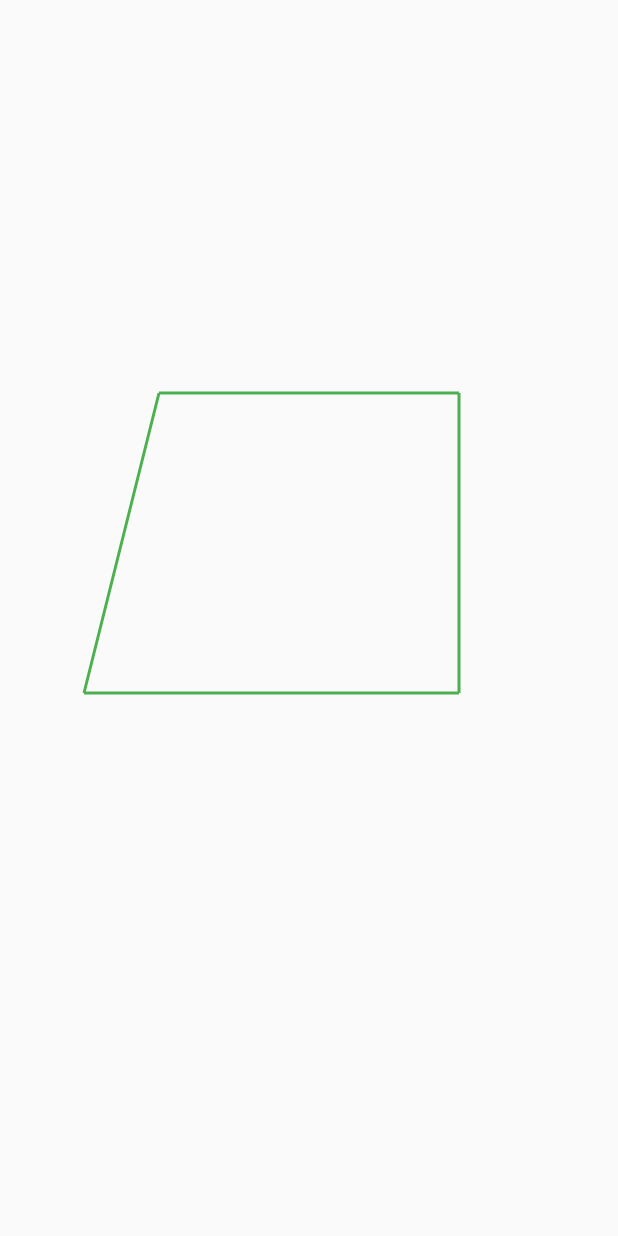
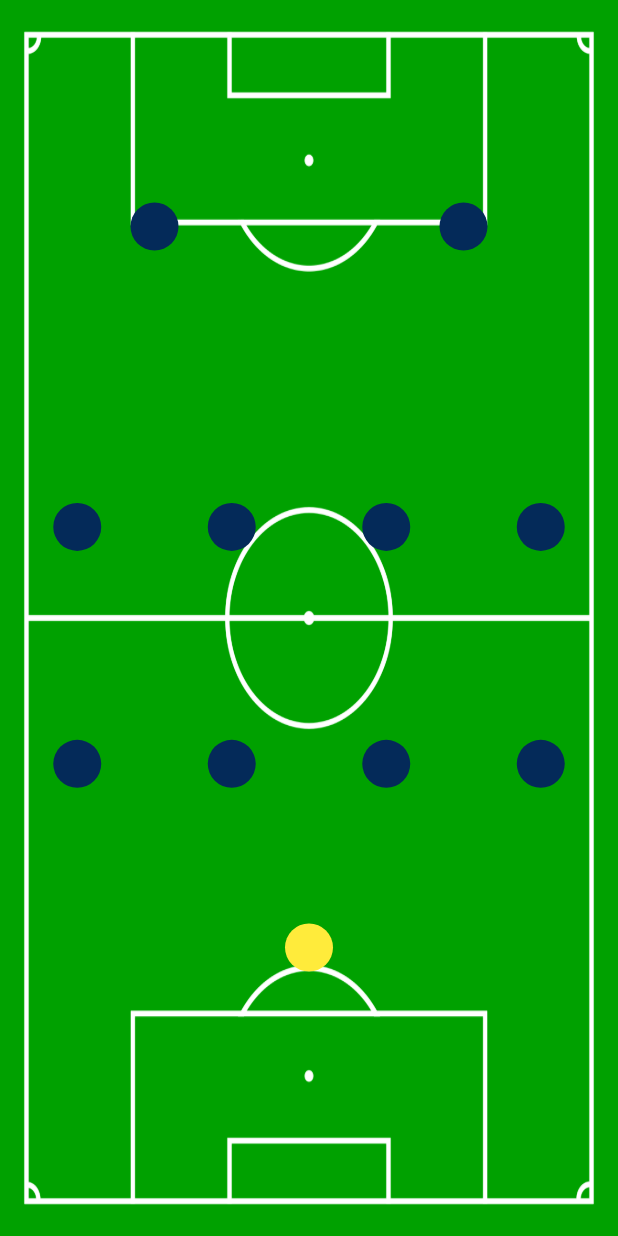
Before and after one commit to Nyan-Win-Naing/flutter-custom-components, a Flutter app: the screen it shows after launch, on a phone screen of 412 x 824 dp. Run offline on Flutter 3.47's test engine with Material 2 defaults, Android fonts, the phone set to English and light mode, and no system bars.

Commit message:
Football Formation

```diff
--- /dev/null
+++ b/lib/custom_layouts/custom_layout.dart
@@ -0,0 +1,104 @@
+import 'package:flutter/material.dart';
+import 'package:flutter_custom_components/utils/colors.dart';
+import 'package:flutter_custom_components/utils/dimens.dart';
+import 'package:flutter_custom_components/utils/strings.dart';
+
+class CustomLayout extends StatelessWidget {
+  @override
+  Widget build(BuildContext context) {
+    return Stack(
+      children: [
+        FootballPitchBackgroundView(),
+        FormationView(),
+      ],
+    );
+  }
+}
+
+class FormationView extends StatelessWidget {
+  @override
+  Widget build(BuildContext context) {
+    return Container(
+      padding: EdgeInsets.only(top: MARGIN_XXLARGE),
+      child: Column(
+        children: [
+          GridView.count(
+            crossAxisCount: 2,
+            shrinkWrap: true,
+            physics: NeverScrollableScrollPhysics(),
+            children: List.generate(2, (index) => PlayerView()),
+          ),
+          SizedBox(height: MediaQuery.of(context).size.height / 18),
+          GridView.count(
+            crossAxisCount: 4,
+            shrinkWrap: true,
+            physics: NeverScrollableScrollPhysics(),
+            children: List.generate(4, (index) => PlayerView()),
+          ),
+          SizedBox(height: MediaQuery.of(context).size.height / 15),
+          GridView.count(
+            crossAxisCount: 4,
+            shrinkWrap: true,
+            physics: NeverScrollableScrollPhysics(),
+            children: List.generate(4, (index) => PlayerView()),
+          ),
+          SizedBox(height: MediaQuery.of(context).size.height / 15),
+          PlayerView(
+            isGoalKeeper: true,
+          ),
+        ],
+      ),
+    );
+  }
+}
+
+class PlayerView extends StatelessWidget {
+  final bool isGoalKeeper;
+
+  PlayerView({this.isGoalKeeper = false});
+
+  @override
+  Widget build(BuildContext context) {
+    return Container(
+      child: Center(
+        child: Container(
+          width: MARGIN_XLARGE,
+          height: MARGIN_XLARGE,
+          decoration: BoxDecoration(
+            borderRadius: BorderRadius.circular(
+              MARGIN_MEDIUM_2,
+            ),
+            color: (isGoalKeeper) ? Colors.yellow : CHELSEA_BLUE_COLOR,
+          ),
+        ),
+      ),
+    );
+
+    // return Container(
+    //   width: MARGIN_XLARGE,
+    //   height: MARGIN_XLARGE,
+    //   decoration: BoxDecoration(
+    //     borderRadius: BorderRadius.circular(
+    //       MARGIN_MEDIUM_2,
+    //     ),
+    //     color: (isGoalKeeper) ? Colors.yellow : CHELSEA_BLUE_COLOR,
+    //   ),
+    // );
+  }
+}
+
+class FootballPitchBackgroundView extends StatelessWidget {
+  @override
+  Widget build(BuildContext context) {
+    return Container(
+      width: double.infinity,
+      height: double.infinity,
+      child: Image.asset(
+        IMG_FOOTBALL_PITCH_BACKGROUND,
+        width: double.infinity,
+        height: double.infinity,
+        fit: BoxFit.fill,
+      ),
+    );
+  }
+}
--- a/lib/main.dart
+++ b/lib/main.dart
@@ -1,4 +1,5 @@
 import 'package:flutter/material.dart';
+import 'package:flutter_custom_components/custom_layouts/custom_layout.dart';
 import 'package:flutter_custom_components/custom_painter/custom_painter_demo.dart';
 
 void main() {
@@ -16,9 +17,19 @@ class MyApp extends StatelessWidget {
       theme: ThemeData(
         primarySwatch: Colors.blue,
       ),
-      home: Scaffold(
-        body: CustomPainterDemo(),
+        home: MyHomePage(),
+    );
+  }
+}
+
+class MyHomePage extends StatelessWidget {
+  @override
+  Widget build(BuildContext context) {
+    return Scaffold(
+      body: Container(
+        child: CustomLayout(),
       ),
     );
   }
+
 }
--- /dev/null
+++ b/lib/utils/colors.dart
@@ -0,0 +1,3 @@
+import 'package:flutter/material.dart';
+
+const CHELSEA_BLUE_COLOR = Color.fromRGBO(4, 42, 89, 1.0);
--- /dev/null
+++ b/lib/utils/dimens.dart
@@ -0,0 +1,3 @@
+const MARGIN_MEDIUM_2 = 16.0;
+const MARGIN_XLARGE = 32.0;
+const MARGIN_XXLARGE = 48.0;
--- /dev/null
+++ b/lib/utils/strings.dart
@@ -0,0 +1 @@
+const IMG_FOOTBALL_PITCH_BACKGROUND = "assets/football_pitch.png";
--- a/pubspec.yaml
+++ b/pubspec.yaml
@@ -61,6 +61,8 @@ flutter:
   # assets:
   #   - images/a_dot_burr.jpeg
   #   - images/a_dot_ham.jpeg
+  assets:
+    - assets/
 
   # An image asset can refer to one or more resolution-specific "variants", see
   # https://flutter.dev/assets-and-images/#resolution-aware.
```
Also changed, not shown: assets/football_pitch.png (added).
